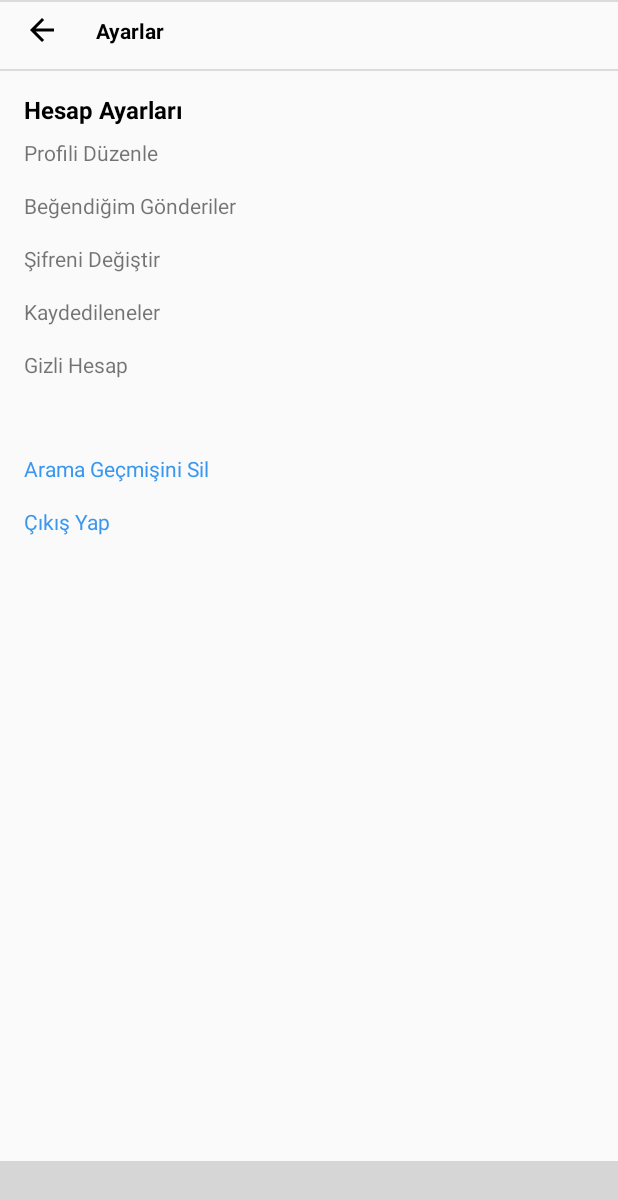
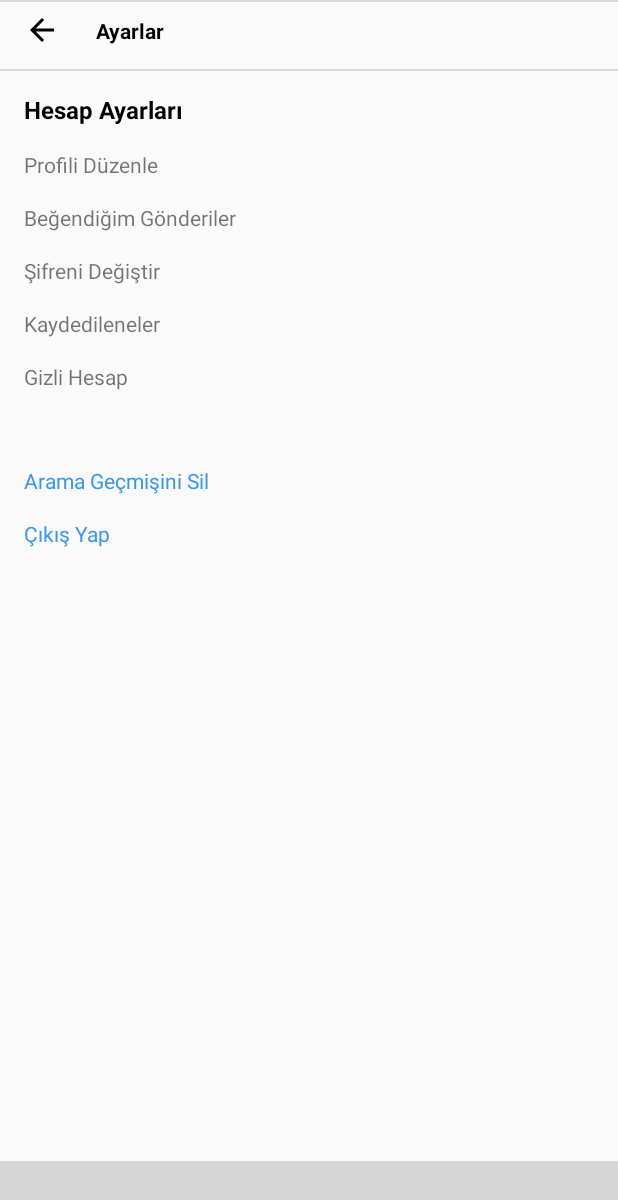
Before and after one commit to erolaksoy/instagram-clone-app-kotlin, an Android app: the ProfileSettingsActivity screen opened directly, with no data from a screen before it, on a phone screen of 412 x 824 dp. Shown: the top 1200 px of the screen. Run offline under Robolectric (Android 15) with nearby library versions, the phone set to English and light mode, and no system bars; libraries missing offline, so code that uses them is left out: com.ittianyu.bottomnavigationviewex; plain views replace BottomNavigationViewEx; 8 statements that could not run were skipped; grey boxes are pictures that could not be loaded.

Commit message:
profil-tasarimi-profilsettings

```diff
--- a/app/src/main/res/layout/activity_profile_settings.xml
+++ b/app/src/main/res/layout/activity_profile_settings.xml
@@ -51,7 +51,7 @@
             android:layout_width="0dp"
             android:layout_height="wrap_content"
             app:layout_constraintStart_toStartOf="parent" android:layout_marginStart="16dp"
-            android:id="@+id/tvProfilDuzenleHesapAyarlari" android:layout_marginTop="8dp"
+            android:id="@+id/tvProfilDuzenleHesapAyarlari" android:layout_marginTop="16dp"
             app:layout_constraintTop_toBottomOf="@+id/textView9" app:layout_constraintEnd_toEndOf="parent"
             android:layout_marginEnd="8dp"/>
     <TextView
```
